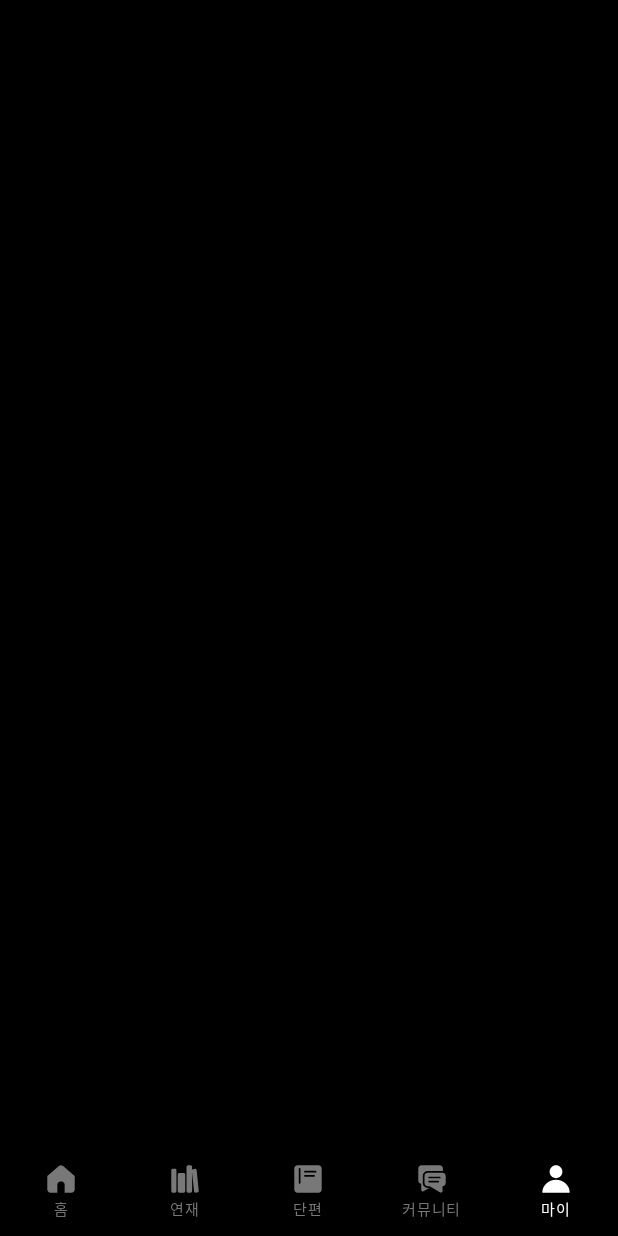
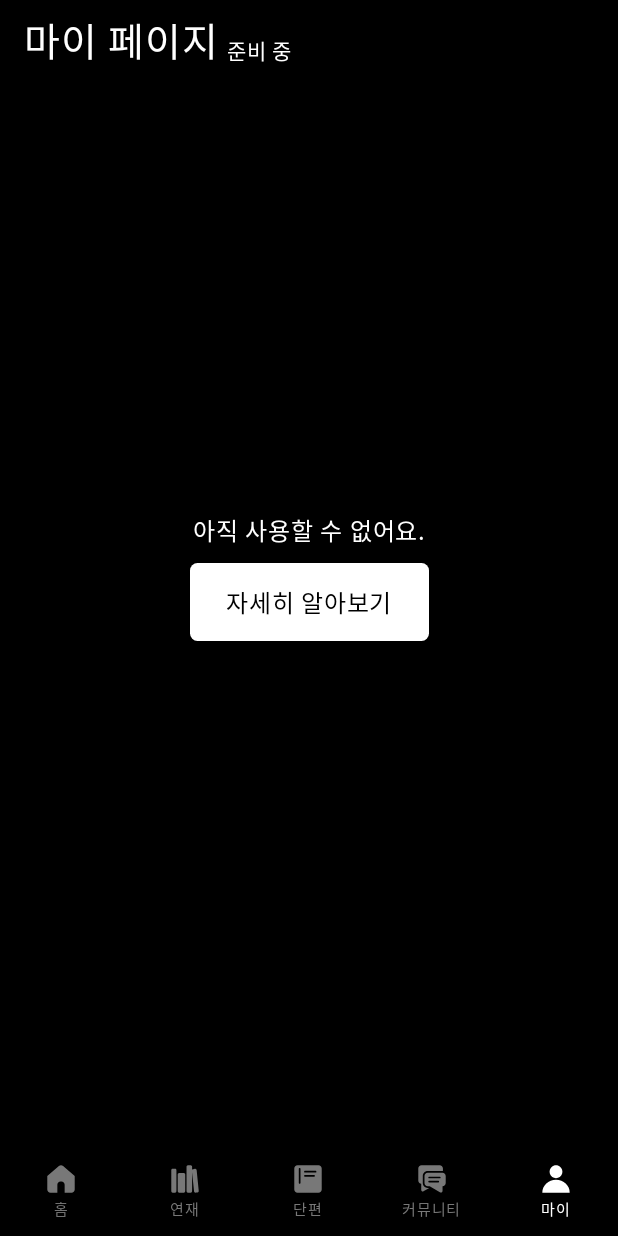
Before and after one commit to toongether/toongether-android, an Android app built with Jetpack Compose: the MyRoute screen opened through its navigation route, on a phone screen of 412 x 824 dp. Run offline under Robolectric (Android 15) with nearby library versions, the phone set to English and light mode, and no system bars; Roboto replaces fonts that are not available here.

Commit message:
Feat: Add pre release my ui

```diff
--- a/feature/my/build.gradle.kts
+++ b/feature/my/build.gradle.kts
@@ -18,6 +18,8 @@ dependencies {
     implementation(libs.core.ktx)
     implementation(libs.appcompat)
     implementation(libs.material)
+    implementation(libs.material3)
+    implementation(libs.androidx.compose.material)
     implementation(libs.androidx.navigation.compose)
     testImplementation(libs.junit)
     androidTestImplementation(libs.androidx.test.ext.junit)
--- a/feature/my/src/main/java/kr/toongether/my/MyScreen.kt
+++ b/feature/my/src/main/java/kr/toongether/my/MyScreen.kt
@@ -1,15 +1,129 @@
 package kr.toongether.my
 
+import android.content.Context
+import android.content.Intent
+import android.net.Uri
+import androidx.compose.foundation.layout.Box
+import androidx.compose.foundation.layout.Column
+import androidx.compose.foundation.layout.Row
+import androidx.compose.foundation.layout.Spacer
+import androidx.compose.foundation.layout.fillMaxHeight
+import androidx.compose.foundation.layout.fillMaxSize
+import androidx.compose.foundation.layout.padding
+import androidx.compose.foundation.layout.size
+import androidx.compose.material3.Surface
+import androidx.compose.material3.Text
 import androidx.compose.runtime.Composable
+import androidx.compose.ui.Alignment
+import androidx.compose.ui.Modifier
+import androidx.compose.ui.graphics.Color
+import androidx.compose.ui.platform.LocalContext
+import androidx.compose.ui.text.font.FontWeight
+import androidx.compose.ui.unit.dp
+import androidx.compose.ui.unit.sp
+import kr.toongether.designsystem.component.ToongetherButton
+import kr.toongether.designsystem.component.ToongetherTopAppBar
 import kr.toongether.designsystem.theme.ToongetherTheme
+import kr.toongether.designsystem.theme.pretendard
 
 @Composable
-internal fun MyRoute() {
-    MyScreen()
+internal fun MyRoute(
+    modifier: Modifier = Modifier,
+    context: Context = LocalContext.current,
+) {
+    MyScreen(
+        modifier = modifier,
+        context = context
+    )
 }
 
 @Composable
-internal fun MyScreen() {
-    ToongetherTheme {
+internal fun MyScreen(
+    modifier: Modifier = Modifier,
+    context: Context,
+) {
+    Surface(
+        modifier = modifier
+            .fillMaxSize(),
+        color = Color.Black
+    ) {
+        Box(
+            modifier = modifier
+                .fillMaxSize()
+        ) {
+            ToongetherTopAppBar(
+                modifier = modifier
+                    .align(Alignment.TopCenter),
+                title = {
+                    Row(
+                        modifier = modifier
+                            .padding(bottom = 10.dp)
+                    ) {
+                        Box(
+                            modifier = modifier
+                                .fillMaxHeight()
+                        ) {
+                            Text(
+                                modifier = modifier.align(Alignment.BottomCenter),
+                                text = "마이 페이지",
+                                fontFamily = pretendard,
+                                fontWeight = FontWeight.Bold,
+                                color = Color.White,
+                                fontSize = 26.sp
+                            )
+                        }
+                        Spacer(modifier = modifier.size(5.dp))
+                        Box(
+                            modifier = modifier
+                                .fillMaxHeight()
+                        ) {
+                            Text(
+                                modifier = modifier.align(Alignment.BottomCenter),
+                                text = "준비 중",
+                                fontFamily = pretendard,
+                                fontWeight = FontWeight.Normal,
+                                color = Color.White,
+                                fontSize = 14.sp
+                            )
+                        }
+                    }
+                }
+            )
+
+            Column(
+                modifier = modifier
+                    .align(Alignment.Center),
+                horizontalAlignment = Alignment.CenterHorizontally
+            ) {
+                Text(
+                    text = "아직 사용할 수 없어요.",
+                    fontFamily = pretendard,
+                    fontWeight = FontWeight.Bold,
+                    fontSize = 16.sp,
+                    color = Color.White
+                )
+
+                Spacer(modifier = modifier.size(10.dp))
+
+                ToongetherButton(
+                    onClick = {
+                        context.startActivity(
+                            Intent(
+                                Intent.ACTION_VIEW,
+                                Uri.parse("https://toongether.kr/beta")
+                            )
+                        )
+                    }
+                ) {
+                    Text(
+                        text = "자세히 알아보기",
+                        fontFamily = pretendard,
+                        fontWeight = FontWeight.Bold,
+                        fontSize = 16.sp,
+                        color = Color.Black
+                    )
+                }
+            }
+        }
     }
 }
```
